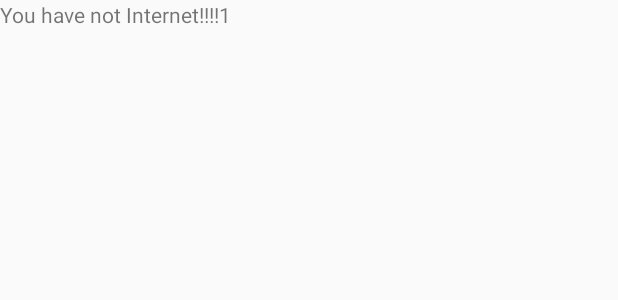
After one commit to ivan371/track-alcohol, an Android app: the layout error_layout.xml on its own in the app's theme, with its tools: preview values and no code run, on a phone screen of 412 x 824 dp. The commit adds this screen. Shown: the top 300 px of the screen. Run offline under Robolectric (Android 15) with nearby library versions, the phone set to English and light mode, and no system bars.

Commit message:
Обработка ошибки при отключении интернета

```diff
--- /dev/null
+++ b/app/src/main/res/layout/error_layout.xml
@@ -0,0 +1,13 @@
+<?xml version="1.0" encoding="utf-8"?>
+<LinearLayout xmlns:android="http://schemas.android.com/apk/res/android"
+    android:orientation="vertical"
+    android:layout_width="match_parent"
+    android:layout_height="match_parent">
+
+    <TextView
+        android:id="@+id/error_text"
+        android:layout_width="wrap_content"
+        android:layout_height="wrap_content"
+        android:text="You have not Internet!!!!1"/>
+
+</LinearLayout>
```
Also changed, not shown: app/src/main/java/nagaiko/track_alcohol/ListActivity.java (+57 -32 lines), app/src/main/java/nagaiko/track_alcohol/fragments/ErrorFragment.java (added, +38 -0 lines), app/src/main/java/nagaiko/track_alcohol/fragments/RecyclerFragment.java (added, +87 -0 lines), app/src/main/res/layout/activity_main.xml (+3 -4 lines), app/src/main/res/layout/list_activity.xml (added, +13 -0 lines).
